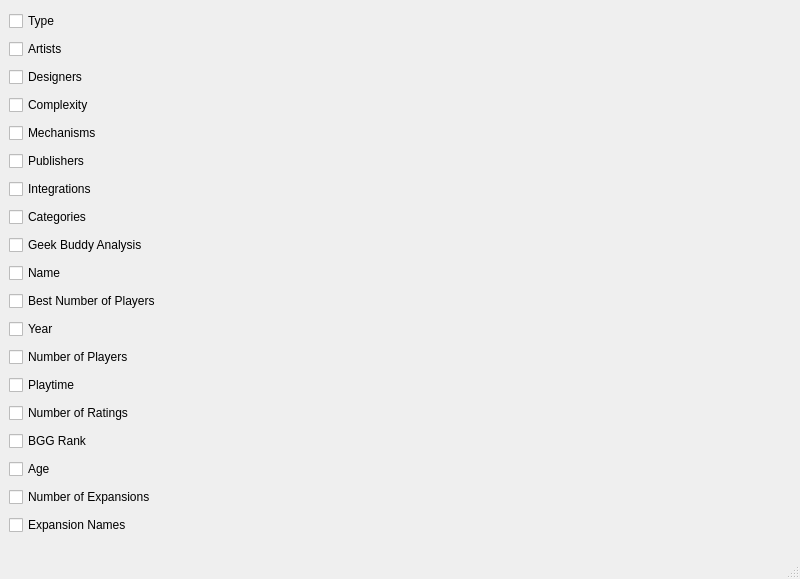
lucaono13/Board-Game-Info-Grabber, file info_to_grab.ui: the form before one commit.
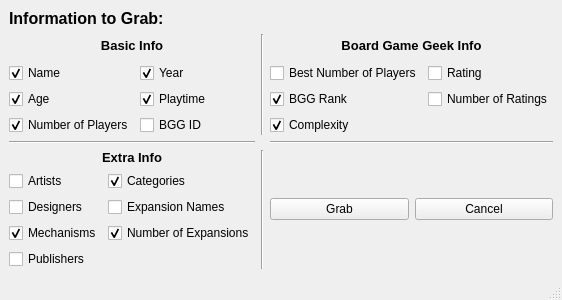
The form after the commit.

What changed in the file:
```diff
--- a/info_to_grab.ui
+++ b/info_to_grab.ui
@@ -6,145 +6,351 @@
    <rect>
     <x>0</x>
     <y>0</y>
-    <width>800</width>
-    <height>579</height>
+    <width>510</width>
+    <height>300</height>
    </rect>
   </property>
   <property name="windowTitle">
    <string>MainWindow</string>
   </property>
+  <property name="tabShape">
+   <enum>QTabWidget::Rounded</enum>
+  </property>
   <widget class="QWidget" name="centralwidget">
    <layout class="QGridLayout" name="gridLayout">
-    <item row="9" column="0">
-     <widget class="QCheckBox" name="name">
-      <property name="text">
-       <string>Name</string>
+    <item row="1" column="1">
+     <widget class="Line" name="line">
+      <property name="orientation">
+       <enum>Qt::Vertical</enum>
       </property>
      </widget>
     </item>
-    <item row="10" column="0">
-     <widget class="QCheckBox" name="bnPlayers">
-      <property name="text">
-       <string>Best Number of Players</string>
+    <item row="1" column="0">
+     <layout class="QVBoxLayout" name="verticalLayout" stretch="0,15">
+      <property name="spacing">
+       <number>6</number>
       </property>
-     </widget>
-    </item>
-    <item row="14" column="0">
-     <widget class="QCheckBox" name="nRatings">
-      <property name="text">
-       <string>Number of Ratings</string>
+      <property name="sizeConstraint">
+       <enum>QLayout::SetDefaultConstraint</enum>
       </property>
-     </widget>
-    </item>
-    <item row="15" column="0">
-     <widget class="QCheckBox" name="bgg_rank">
-      <property name="text">
-       <string>BGG Rank</string>
-      </property>
-     </widget>
-    </item>
-    <item row="6" column="0">
-     <widget class="QCheckBox" name="integrations">
-      <property name="text">
-       <string>Integrations</string>
-      </property>
-     </widget>
+      <item>
+       <widget class="QLabel" name="label">
+        <property name="font">
+         <font>
+          <pointsize>10</pointsize>
+          <weight>75</weight>
+          <bold>true</bold>
+         </font>
+        </property>
+        <property name="frameShape">
+         <enum>QFrame::NoFrame</enum>
+        </property>
+        <property name="frameShadow">
+         <enum>QFrame::Sunken</enum>
+        </property>
+        <property name="text">
+         <string>Basic Info</string>
+        </property>
+        <property name="alignment">
+         <set>Qt::AlignCenter</set>
+        </property>
+       </widget>
+      </item>
+      <item>
+       <layout class="QGridLayout" name="gridLayout_2">
+        <item row="2" column="0">
+         <widget class="QCheckBox" name="nPlayers">
+          <property name="text">
+           <string>Number of Players</string>
+          </property>
+          <property name="checked">
+           <bool>true</bool>
+          </property>
+         </widget>
+        </item>
+        <item row="0" column="0">
+         <widget class="QCheckBox" name="name">
+          <property name="text">
+           <string>Name</string>
+          </property>
+          <property name="checked">
+           <bool>true</bool>
+          </property>
+         </widget>
+        </item>
+        <item row="1" column="0">
+         <widget class="QCheckBox" name="age">
+          <property name="text">
+           <string>Age</string>
+          </property>
+          <property name="checked">
+           <bool>true</bool>
+          </property>
+         </widget>
+        </item>
+        <item row="0" column="1">
+         <widget class="QCheckBox" name="year">
+          <property name="text">
+           <string>Year</string>
+          </property>
+          <property name="checked">
+           <bool>true</bool>
+          </property>
+         </widget>
+        </item>
+        <item row="1" column="1">
+         <widget class="QCheckBox" name="playTime">
+          <property name="text">
+           <string>Playtime</string>
+          </property>
+          <property name="checked">
+           <bool>true</bool>
+          </property>
+         </widget>
+        </item>
+        <item row="2" column="1">
+         <widget class="QCheckBox" name="bggUID">
+          <property name="text">
+           <string>BGG ID</string>
+          </property>
+         </widget>
+        </item>
+       </layout>
+      </item>
+     </layout>
     </item>
     <item row="2" column="0">
-     <widget class="QCheckBox" name="designers">
-      <property name="text">
-       <string>Designers</string>
+     <widget class="Line" name="line_3">
+      <property name="orientation">
+       <enum>Qt::Horizontal</enum>
       </property>
      </widget>
     </item>
-    <item row="12" column="0">
-     <widget class="QCheckBox" name="nPlayers">
-      <property name="text">
-       <string>Number of Players</string>
-      </property>
-     </widget>
+    <item row="3" column="2">
+     <layout class="QGridLayout" name="gridLayout_5">
+      <item row="0" column="0">
+       <widget class="QPushButton" name="grabButton">
+        <property name="text">
+         <string>Grab</string>
+        </property>
+       </widget>
+      </item>
+      <item row="0" column="1">
+       <widget class="QPushButton" name="cancelButton">
+        <property name="text">
+         <string>Cancel</string>
+        </property>
+       </widget>
+      </item>
+     </layout>
     </item>
-    <item row="18" column="0">
-     <widget class="QCheckBox" name="expans">
-      <property name="text">
-       <string>Expansion Names</string>
+    <item row="1" column="2">
+     <layout class="QVBoxLayout" name="verticalLayout_3" stretch="0,15">
+      <property name="spacing">
+       <number>6</number>
       </property>
-     </widget>
-    </item>
-    <item row="7" column="0">
-     <widget class="QCheckBox" name="categories">
-      <property name="text">
-       <string>Categories</string>
+      <property name="sizeConstraint">
+       <enum>QLayout::SetDefaultConstraint</enum>
       </property>
-     </widget>
-    </item>
-    <item row="16" column="0">
-     <widget class="QCheckBox" name="age">
-      <property name="text">
-       <string>Age</string>
-      </property>
-     </widget>
-    </item>
-    <item row="0" column="0">
-     <widget class="QCheckBox" name="type">
-      <property name="text">
-       <string>Type</string>
-      </property>
-     </widget>
-    </item>
-    <item row="17" column="0">
-     <widget class="QCheckBox" name="nExpan">
-      <property name="text">
-       <string>Number of Expansions</string>
-      </property>
-     </widget>
+      <item>
+       <widget class="QLabel" name="label_3">
+        <property name="enabled">
+         <bool>true</bool>
+        </property>
+        <property name="sizePolicy">
+         <sizepolicy hsizetype="Preferred" vsizetype="Preferred">
+          <horstretch>0</horstretch>
+          <verstretch>0</verstretch>
+         </sizepolicy>
+        </property>
+        <property name="font">
+         <font>
+          <pointsize>10</pointsize>
+          <weight>75</weight>
+          <bold>true</bold>
+         </font>
+        </property>
+        <property name="frameShape">
+         <enum>QFrame::NoFrame</enum>
+        </property>
+        <property name="frameShadow">
+         <enum>QFrame::Raised</enum>
+        </property>
+        <property name="text">
+         <string>Board Game Geek Info</string>
+        </property>
+        <property name="alignment">
+         <set>Qt::AlignCenter</set>
+        </property>
+       </widget>
+      </item>
+      <item>
+       <layout class="QGridLayout" name="gridLayout_4">
+        <property name="horizontalSpacing">
+         <number>6</number>
+        </property>
+        <item row="0" column="0">
+         <widget class="QCheckBox" name="bnPlayers">
+          <property name="text">
+           <string>Best Number of Players</string>
+          </property>
+         </widget>
+        </item>
+        <item row="1" column="0">
+         <widget class="QCheckBox" name="bgg_rank">
+          <property name="text">
+           <string>BGG Rank</string>
+          </property>
+          <property name="checked">
+           <bool>true</bool>
+          </property>
+         </widget>
+        </item>
+        <item row="2" column="0">
+         <widget class="QCheckBox" name="complexity">
+          <property name="text">
+           <string>Complexity</string>
+          </property>
+          <property name="checked">
+           <bool>true</bool>
+          </property>
+         </widget>
+        </item>
+        <item row="1" column="1">
+         <widget class="QCheckBox" name="nRatings">
+          <property name="text">
+           <string>Number of Ratings</string>
+          </property>
+         </widget>
+        </item>
+        <item row="0" column="1">
+         <widget class="QCheckBox" name="rating">
+          <property name="text">
+           <string>Rating</string>
+          </property>
+         </widget>
+        </item>
+       </layout>
+      </item>
+     </layout>
     </item>
     <item row="3" column="0">
-     <widget class="QCheckBox" name="complexity">
-      <property name="text">
-       <string>Complexity</string>
+     <layout class="QVBoxLayout" name="verticalLayout_2" stretch="0,15">
+      <property name="sizeConstraint">
+       <enum>QLayout::SetDefaultConstraint</enum>
       </property>
-     </widget>
+      <item>
+       <widget class="QLabel" name="label_2">
+        <property name="font">
+         <font>
+          <pointsize>10</pointsize>
+          <weight>75</weight>
+          <bold>true</bold>
+         </font>
+        </property>
+        <property name="frameShape">
+         <enum>QFrame::NoFrame</enum>
+        </property>
+        <property name="frameShadow">
+         <enum>QFrame::Sunken</enum>
+        </property>
+        <property name="text">
+         <string>Extra Info</string>
+        </property>
+        <property name="alignment">
+         <set>Qt::AlignCenter</set>
+        </property>
+       </widget>
+      </item>
+      <item>
+       <layout class="QGridLayout" name="gridLayout_3">
+        <item row="2" column="0">
+         <widget class="QCheckBox" name="mechanisms">
+          <property name="text">
+           <string>Mechanisms</string>
+          </property>
+          <property name="checked">
+           <bool>true</bool>
+          </property>
+         </widget>
+        </item>
+        <item row="2" column="1">
+         <widget class="QCheckBox" name="nExpan">
+          <property name="text">
+           <string>Number of Expansions</string>
+          </property>
+          <property name="checked">
+           <bool>true</bool>
+          </property>
+         </widget>
+        </item>
+        <item row="1" column="1">
+         <widget class="QCheckBox" name="expans">
+          <property name="text">
+           <string>Expansion Names</string>
+          </property>
+         </widget>
+        </item>
+        <item row="1" column="0">
+         <widget class="QCheckBox" name="designers">
+          <property name="text">
+           <string>Designers</string>
+          </property>
+         </widget>
+        </item>
+        <item row="0" column="1">
+         <widget class="QCheckBox" name="categories">
+          <property name="text">
+           <string>Categories</string>
+          </property>
+          <property name="checked">
+           <bool>true</bool>
+          </property>
+         </widget>
+        </item>
+        <item row="0" column="0">
+         <widget class="QCheckBox" name="artists">
+          <property name="text">
+           <string>Artists</string>
+          </property>
+         </widget>
+        </item>
+        <item row="3" column="0">
+         <widget class="QCheckBox" name="publisher">
+          <property name="text">
+           <string>Publishers</string>
+          </property>
+         </widget>
+        </item>
+       </layout>
+      </item>
+     </layout>
     </item>
-    <item row="4" column="0">
-     <widget class="QCheckBox" name="mechanisms">
-      <property name="text">
-       <string>Mechanisms</string>
+    <item row="0" column="0">
+     <widget class="QLabel" name="label_4">
+      <property name="font">
+       <font>
+        <pointsize>12</pointsize>
+        <weight>75</weight>
+        <bold>true</bold>
+       </font>
       </property>
-     </widget>
-    </item>
-    <item row="11" column="0">
-     <widget class="QCheckBox" name="year">
       <property name="text">
-       <string>Year</string>
+       <string>Information to Grab:</string>
       </property>
      </widget>
     </item>
-    <item row="8" column="0">
-     <widget class="QCheckBox" name="gb_analysis">
-      <property name="text">
-       <string>Geek Buddy Analysis</string>
+    <item row="2" column="2">
+     <widget class="Line" name="line_4">
+      <property name="orientation">
+       <enum>Qt::Horizontal</enum>
       </property>
      </widget>
     </item>
-    <item row="13" column="0">
-     <widget class="QCheckBox" name="playTime">
-      <property name="text">
-       <string>Playtime</string>
-      </property>
-     </widget>
-    </item>
-    <item row="5" column="0">
-     <widget class="QCheckBox" name="publisher">
-      <property name="text">
-       <string>Publishers</string>
-      </property>
-     </widget>
-    </item>
-    <item row="1" column="0">
-     <widget class="QCheckBox" name="artists">
-      <property name="text">
-       <string>Artists</string>
+    <item row="3" column="1">
+     <widget class="Line" name="line_2">
+      <property name="orientation">
+       <enum>Qt::Vertical</enum>
       </property>
      </widget>
     </item>
```
Left out of the diff: 4 changed lines with no effect on the pictures.
